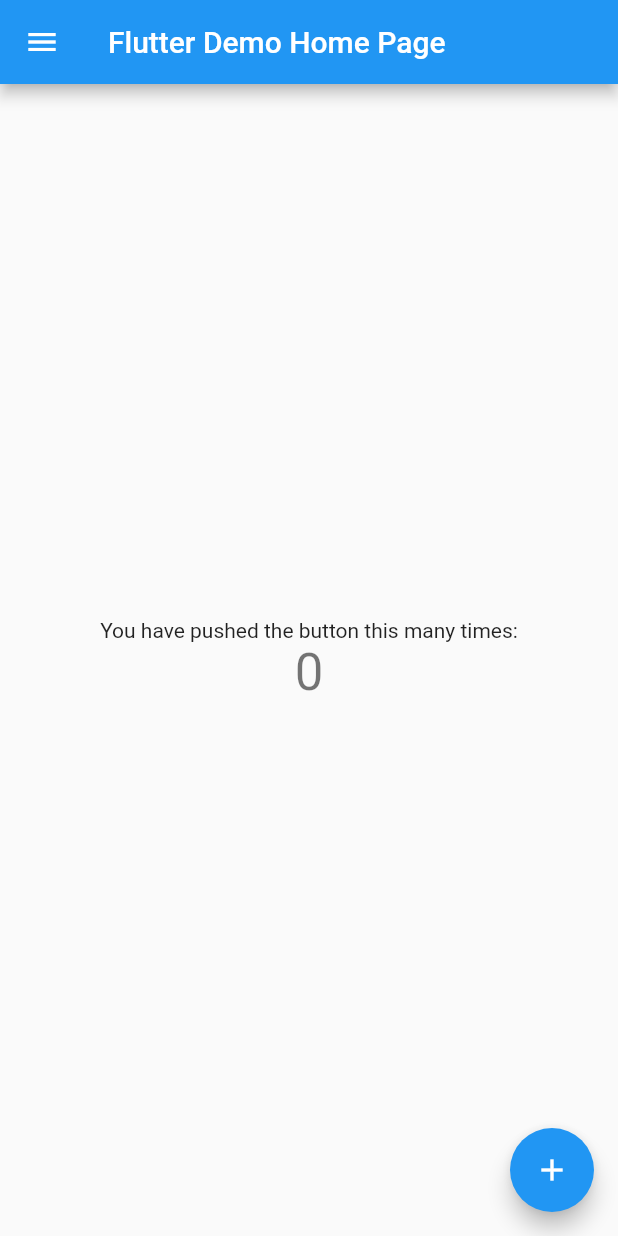
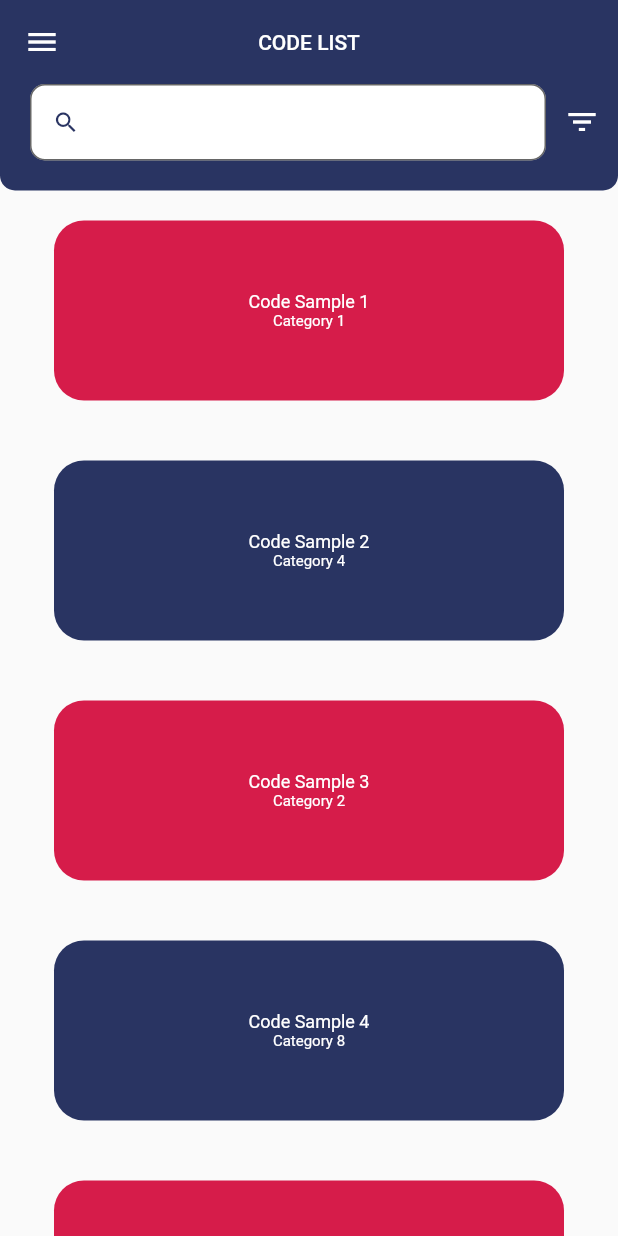
Before and after one commit to CEOSI-Flutter-Team/ceosi-app, a Flutter app: the screen it shows after launch, on a phone screen of 412 x 824 dp. Run offline on Flutter 3.47's test engine with Material 2 defaults, Android fonts, the phone set to English and light mode, and no system bars; our stand-ins replace flutter_riverpod, google_fonts.

Commit message:
Add. code list screen

```diff
--- a/lib/constants/labels.dart
+++ b/lib/constants/labels.dart
@@ -2,5 +2,7 @@ class Label {
   static const ceosiFlutterCatalog = 'CEOSI Flutter Catalog',
       ceosiFreedomWall = 'CEOSI Freedom Wall',
       ceosiCompanyApp = 'CEOSI Company App',
-      ceosiRewards = 'CEOSI Rewards';
+      ceosiRewards = 'CEOSI Rewards',
+      codeList = 'CODE LIST',
+      ceosiApp = 'CEOSI App';
 }
--- a/lib/main.dart
+++ b/lib/main.dart
@@ -1,9 +1,11 @@
+import 'package:ceosi_app/screens/code_list_screen.dart';
 import 'package:flutter/material.dart';
+import 'package:flutter_riverpod/flutter_riverpod.dart';
 
-import 'widgets/sidebar_widget.dart';
+import 'constants/labels.dart';
 
 void main() {
-  runApp(const MyApp());
+  runApp(const ProviderScope(child: MyApp()));
 }
 
 class MyApp extends StatelessWidget {
@@ -12,59 +14,13 @@ class MyApp extends StatelessWidget {
   @override
   Widget build(BuildContext context) {
     return MaterialApp(
-      title: 'Flutter Demo',
-      theme: ThemeData(
-        primarySwatch: Colors.blue,
-      ),
-      home: const MyHomePage(title: 'Flutter Demo Home Page'),
+      debugShowCheckedModeBanner: false,
+      theme: ThemeData(errorColor: Colors.white),
+      title: Label.ceosiApp,
+      initialRoute: '/',
+      routes: {
+        '/': (context) => const CodeListScreen(),
+      },
     );
   }
 }
-
-class MyHomePage extends StatefulWidget {
-  const MyHomePage({super.key, required this.title});
-
-  final String title;
-
-  @override
-  State<MyHomePage> createState() => _MyHomePageState();
-}
-
-class _MyHomePageState extends State<MyHomePage> {
-  int _counter = 0;
-
-  void _incrementCounter() {
-    setState(() {
-      _counter++;
-    });
-  }
-
-  @override
-  Widget build(BuildContext context) {
-    return Scaffold(
-      drawer: const SidebarWidget(),
-      appBar: AppBar(
-        title: Text(widget.title),
-      ),
-      body: Center(
-        child: Column(
-          mainAxisAlignment: MainAxisAlignment.center,
-          children: <Widget>[
-            const Text(
-              'You have pushed the button this many times:',
-            ),
-            Text(
-              '$_counter',
-              style: Theme.of(context).textTheme.headline4,
-            ),
-          ],
-        ),
-      ),
-      floatingActionButton: FloatingActionButton(
-        onPressed: _incrementCounter,
-        tooltip: 'Increment',
-        child: const Icon(Icons.add),
-      ), // This trailing comma makes auto-formatting nicer for build methods.
-    );
-  }
-}
--- /dev/null
+++ b/lib/notifiers/code_list_notifier.dart
@@ -0,0 +1,19 @@
+import 'package:ceosi_app/providers.dart';
+import 'package:flutter_riverpod/flutter_riverpod.dart';
+
+class CodeListNotifier
+    extends StateNotifier<AsyncValue<Map<String, dynamic>?>> {
+  CodeListNotifier(
+    this.ref, [
+    AsyncValue<Map<String, dynamic>>? codeList,
+  ]) : super(codeList ?? const AsyncValue.loading()) {
+    _getCodeList();
+  }
+
+  final Ref ref;
+
+  void _getCodeList() {
+    final codeList = ref.watch(codeListFutureProvider);
+    state = codeList;
+  }
+}
--- /dev/null
+++ b/lib/providers.dart
@@ -0,0 +1,23 @@
+import 'package:ceosi_app/repositories/code_repository.dart';
+import 'package:flutter_riverpod/flutter_riverpod.dart';
+
+import 'notifiers/code_list_notifier.dart';
+
+//Provider for Code Repository
+final codeRepositoryProvider =
+    Provider<CodeRepository>((ref) => CodeRepository());
+
+//Future Provider for Code List
+final codeListFutureProvider = FutureProvider<Map<String, dynamic>?>(
+  (ref) async {
+    return ref.watch(codeRepositoryProvider).getCodeList();
+  },
+);
+
+//State Notifier Provider for Code List
+final codeListStateNotifierProvider = StateNotifierProvider.autoDispose<
+    CodeListNotifier, AsyncValue<Map<String, dynamic>?>>(
+  (ref) {
+    return CodeListNotifier(ref);
+  },
+);
--- /dev/null
+++ b/lib/repositories/code_repository.dart
@@ -0,0 +1,32 @@
+import 'package:ceosi_app/repositories/code_repository_interface.dart';
+
+class CodeRepository implements CodeRepositoryInterface {
+  @override
+  Future<Map<String, dynamic>?> getCodeList() async {
+    final data = await Future.value({
+      "code_list": [
+        {
+          "title": "Code Sample 1",
+          "category": "Category 1",
+        },
+        {
+          "title": "Code Sample 2",
+          "category": "Category 4",
+        },
+        {
+          "title": "Code Sample 3",
+          "category": "Category 2",
+        },
+        {
+          "title": "Code Sample 4",
+          "category": "Category 8",
+        },
+        {
+          "title": "Code Sample 5",
+          "category": "Category 1",
+        },
+      ],
+    });
+    return Future.delayed(const Duration(seconds: 3), () => data);
+  }
+}
--- /dev/null
+++ b/lib/repositories/code_repository_interface.dart
@@ -0,0 +1,3 @@
+abstract class CodeRepositoryInterface {
+  Future<Map<String, dynamic>?> getCodeList();
+}
--- /dev/null
+++ b/lib/screens/code_list_screen.dart
@@ -0,0 +1,161 @@
+import 'package:ceosi_app/constants/colors.dart';
+import 'package:ceosi_app/providers.dart';
+import 'package:ceosi_app/widgets/sidebar_widget.dart';
+import 'package:ceosi_app/widgets/text_widget.dart';
+import 'package:flutter/material.dart';
+import 'package:flutter_riverpod/flutter_riverpod.dart';
+
+import '../constants/labels.dart';
+
+class CodeListScreen extends StatelessWidget {
+  const CodeListScreen({super.key});
+
+  @override
+  Widget build(BuildContext context) {
+    return Scaffold(
+      appBar: AppBar(
+        elevation: 0,
+        title: const BoldTextWidget(
+            color: Colors.white, fontSize: 14.0, text: Label.codeList),
+        centerTitle: true,
+        backgroundColor: primaryColor,
+      ),
+      drawer: const SidebarWidget(),
+      body: Column(
+        children: [
+          AppbarExtensionWidget(),
+          Expanded(
+            child: Column(
+              mainAxisAlignment: MainAxisAlignment.center,
+              children: const <Widget>[
+                CodeListViewWidget(),
+              ],
+            ),
+          ),
+        ],
+      ),
+    );
+  }
+}
+
+class AppbarExtensionWidget extends StatelessWidget {
+  AppbarExtensionWidget({super.key});
+
+  final TextEditingController searchController = TextEditingController();
+
+  @override
+  Widget build(BuildContext context) {
+    return Container(
+      decoration: const BoxDecoration(
+        color: primaryColor,
+        borderRadius: BorderRadius.only(
+          bottomLeft: Radius.circular(10.0),
+          bottomRight: Radius.circular(10.0),
+        ),
+      ),
+      child: Padding(
+        padding: const EdgeInsets.only(
+          left: 20.0,
+          bottom: 20.0,
+        ),
+        child: Row(
+          children: <Widget>[
+            Expanded(
+              child: TextFormField(
+                controller: searchController,
+                style: const TextStyle(color: Colors.black),
+                decoration: InputDecoration(
+                    isDense: true,
+                    border: const OutlineInputBorder(
+                      borderRadius: BorderRadius.all(
+                        Radius.circular(10.0),
+                      ),
+                      borderSide: BorderSide(color: Colors.transparent),
+                    ),
+                    focusedBorder: const OutlineInputBorder(
+                      borderRadius: BorderRadius.all(
+                        Radius.circular(10.0),
+                      ),
+                      borderSide: BorderSide(color: Colors.transparent),
+                    ),
+                    fillColor: Colors.white,
+                    filled: true,
+                    prefixIcon: IconButton(
+                        onPressed: () {},
+                        icon: const Icon(
+                          Icons.search,
+                          color: primaryColor,
+                        ))),
+              ),
+            ),
+            IconButton(
+              onPressed: () {},
+              icon: const Icon(
+                Icons.filter_list,
+                size: 24.0,
+                color: Colors.white,
+              ),
+            ),
+          ],
+        ),
+      ),
+    );
+  }
+}
+
+class CodeListViewWidget extends ConsumerWidget {
+  const CodeListViewWidget({super.key});
+
+  @override
+  Widget build(BuildContext context, WidgetRef ref) {
+    AsyncValue<Map<String, dynamic>?> codeListData =
+        ref.watch(codeListStateNotifierProvider);
+    return codeListData.when(
+      data: (data) {
+        List<Map<String, dynamic>> codeList = data!['code_list'];
+        return Expanded(
+          child: ListView.builder(
+            physics: const BouncingScrollPhysics(),
+            itemCount: codeList.length,
+            itemBuilder: (context, index) {
+              return InkWell(
+                borderRadius: BorderRadius.circular(20.0),
+                splashColor: Colors.transparent,
+                onTap: () {},
+                child: Padding(
+                  padding: const EdgeInsets.fromLTRB(36.0, 20.0, 36.0, 20.0),
+                  child: Container(
+                    height: 120.0,
+                    decoration: BoxDecoration(
+                        color: index % 2 == 0 ? secondaryColor : primaryColor,
+                        borderRadius: BorderRadius.circular(20.0)),
+                    child: Column(
+                      mainAxisAlignment: MainAxisAlignment.center,
+                      children: <Widget>[
+                        BoldTextWidget(
+                          color: Colors.white,
+                          fontSize: 12.0,
+                          text: codeList[index]['title'],
+                        ),
+                        BoldTextWidget(
+                          color: Colors.white,
+                          fontSize: 10.0,
+                          text: codeList[index]['category'],
+                        ),
+                      ],
+                    ),
+                  ),
+                ),
+              );
+            },
+          ),
+        );
+      },
+      error: (error, stackTrace) => Text(error.toString()),
+      loading: () => const Center(
+          child: CircularProgressIndicator(
+        color: primaryColor,
+      )),
+    );
+  }
+}
--- a/pubspec.yaml
+++ b/pubspec.yaml
@@ -36,6 +36,7 @@ dependencies:
   # The following adds the Cupertino Icons font to your application.
   # Use with the CupertinoIcons class for iOS style icons.
   cupertino_icons: ^1.0.2
+  flutter_riverpod:
   google_fonts:
 
 dev_dependencies:
```
Also changed, not shown: pubspec.lock.
